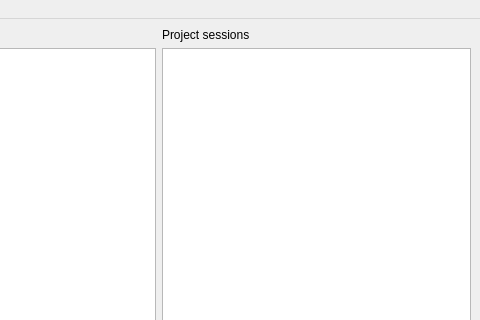
Qt form GUI/main.ui (pietiep/Qt-with-Python) before a commit; both pictures show x 163 to 643 and y 0 to 320 of the 643 by 520 pixel window.
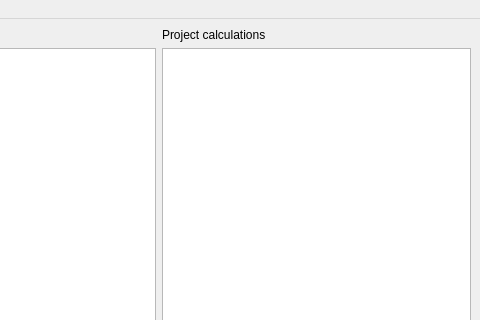
The same form after that commit.

Patch:
```diff
--- a/GUI/main.ui
+++ b/GUI/main.ui
@@ -31,7 +31,7 @@
     <item row="0" column="1">
      <widget class="QLabel" name="label_2">
       <property name="text">
-       <string>Project sessions</string>
+       <string>Project calculations</string>
       </property>
      </widget>
     </item>
```
